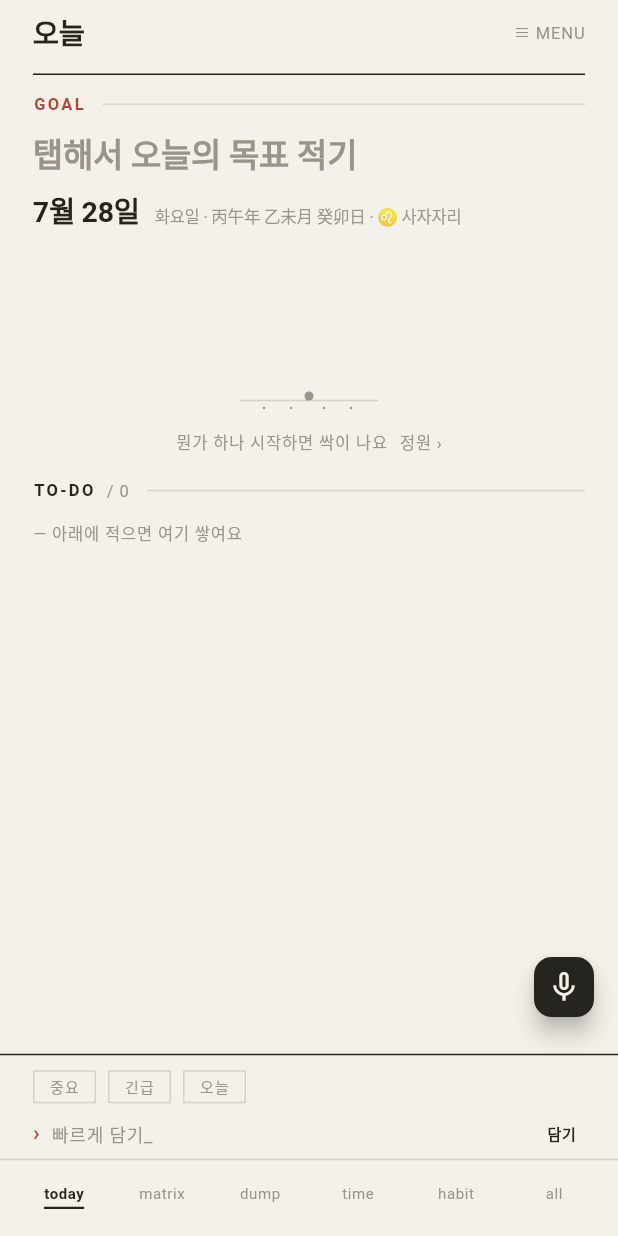
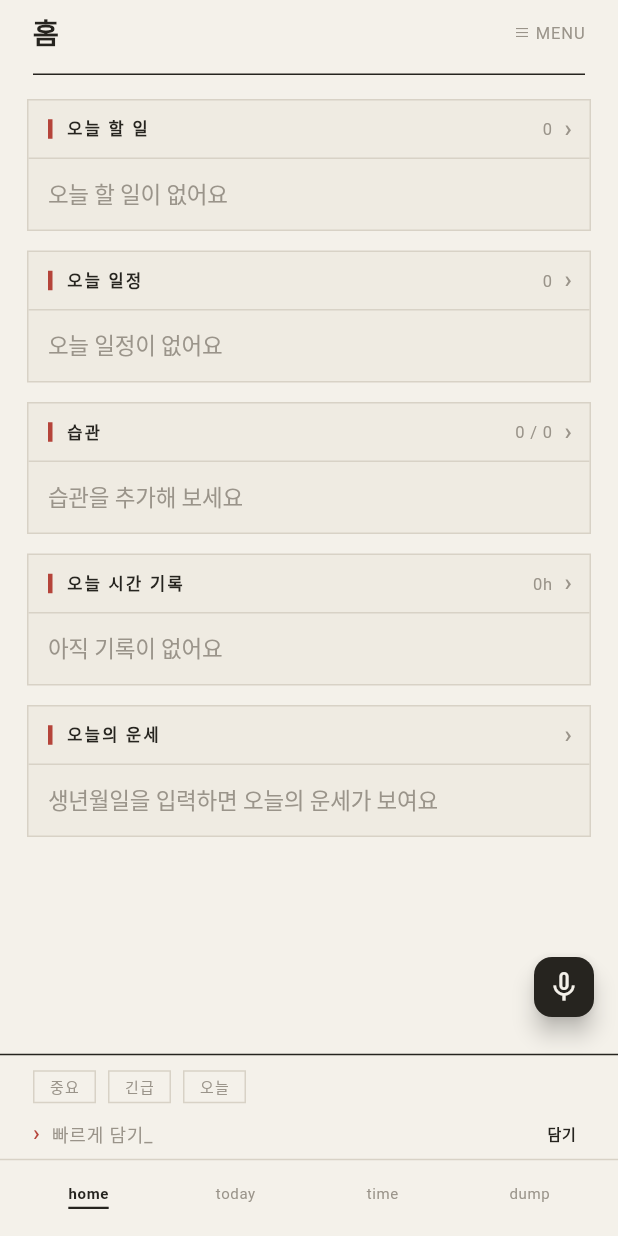
Before and after one commit to miziixx/jigoom, a Flutter app: the screen it shows after launch, on a phone screen of 412 x 824 dp. Run offline on Flutter 3.47's test engine with Material 3 defaults, Android fonts, the phone set to English and light mode, and no system bars; our stand-ins replace drift, drift_flutter, file_picker, flutter_colorpicker, flutter_local_notifications, flutter_riverpod and 6 more; missing offline and left inert: dart:html, google_mlkit_text_recognition, home_widget, receive_sharing_intent, shelf_router; accounts and stored records are empty; generated files the repository leaves out were written again.

Commit message:
feat(jigeum): 대시보드 홈을 최신 main 위에 재구축 (음성·캘린더 유지)
이전 대시보드는 오래된 커밋(f70cbcf) 위에 얹혀 음성 마이크·캘린더 수동
동기화 등 최신 기능이 빠져 있었음. 진짜 최신 main(b444878) 기준으로 다시 통합.

- features/home/home_view.dart: 카드형 대시보드(할일·일정·습관·시간·운세) +
  길게 눌러 드래그 재정렬(Settings kv 저장)
- app.dart: 홈(index 6)을 기본 착지 화면으로, 하단탭 home·today·time·dump,
  matrix·습관·전체는 ≡ MENU로. GlobalMicButton(음성 FAB)·하이브리드 라우팅·
  QuickCaptureBar·캘린더 수동 동기화는 그대로 유지
- ci(jigeum): 대시보드 브랜치 빌드+프리뷰 릴리즈

Co-Authored-By: Claude Opus 4.8 <noreply@anthropic.com>
Claude-Session: https://claude.ai/code/session_01Lm4D7FQwqYJL6iKW6T1YKq

```diff
--- a/jigeum/lib/app.dart
+++ b/jigeum/lib/app.dart
@@ -13,6 +13,7 @@ import 'features/capture/quick_capture_bar.dart';
 import 'features/capture/quick_capture_input.dart';
 import 'features/fortune/fortune_view.dart';
 import 'features/habit/habit_view.dart';
+import 'features/home/home_view.dart';
 import 'features/matrix/matrix_view.dart';
 import 'features/outline/outline_screen.dart';
 import 'features/schedule/calendar_view.dart';
@@ -35,7 +36,8 @@ class AppShell extends ConsumerStatefulWidget {
 }
 
 class _AppShellState extends ConsumerState<AppShell> {
-  int _index = 0;
+  // 6 = 홈(대시보드). 기존 탭 인덱스(0~5)는 그대로 유지해 음성/FAB 로직 보존.
+  int _index = 6;
 
   @override
   void initState() {
@@ -118,8 +120,15 @@ class _AppShellState extends ConsumerState<AppShell> {
       ));
   }
 
-  static const _titles = ['오늘', '매트릭스', '쏟아내기', '일과', '습관', '전체'];
-  static const _navLabels = ['today', 'matrix', 'dump', 'time', 'habit', 'all'];
+  static const _titles = ['오늘', '매트릭스', '쏟아내기', '일과', '습관', '전체', '홈'];
+
+  /// 하단에 노출하는 탭 (인덱스, 라벨) — 6개를 4개로 정리. 나머지는 ≡ MENU.
+  static const _bottomTabs = <(int, String)>[
+    (6, 'home'),
+    (0, 'today'),
+    (3, 'time'),
+    (2, 'dump'),
+  ];
 
   /// 하이브리드 음성 라우팅용 — 각 탭에서 "단서 없는 말"이 보류함 대신 갈 홈.
   /// 보류함으로 직행하는 일을 최소화한다: 쏟아내기(2)만 대기줄로 따로 처리하고,
@@ -140,6 +149,11 @@ class _AppShellState extends ConsumerState<AppShell> {
       2 => const DumpView(),
       3 => const TimeHub(),
       4 => const HabitView(),
+      6 => HomeView(
+          onOpenTab: (i) => setState(() => _index = i),
+          onOpenCalendar: _openCalendar,
+          onOpenFortune: _openFortune,
+        ),
       _ => const AllView(),
     };
 
@@ -227,10 +241,10 @@ class _AppShellState extends ConsumerState<AppShell> {
           padding: const EdgeInsets.symmetric(horizontal: 10, vertical: 4),
           child: Row(
             children: [
-              for (var i = 0; i < _navLabels.length; i++)
+              for (final tab in _bottomTabs)
                 Expanded(
                   child: GestureDetector(
-                    onTap: () => setState(() => _index = i),
+                    onTap: () => setState(() => _index = tab.$1),
                     behavior: HitTestBehavior.opaque,
                     child: Container(
                       alignment: Alignment.center,
@@ -241,17 +255,18 @@ class _AppShellState extends ConsumerState<AppShell> {
                         decoration: BoxDecoration(
                           border: Border(
                             bottom: BorderSide(
-                              color: _index == i ? tk.ink : Colors.transparent,
+                              color:
+                                  _index == tab.$1 ? tk.ink : Colors.transparent,
                               width: 1.5,
                             ),
                           ),
                         ),
-                        child: Text(_navLabels[i],
+                        child: Text(tab.$2,
                             maxLines: 1,
                             overflow: TextOverflow.visible,
                             style: AppText.nav(
-                                _index == i ? tk.ink : tk.inkSoft,
-                                active: _index == i)),
+                                _index == tab.$1 ? tk.ink : tk.inkSoft,
+                                active: _index == tab.$1)),
                       ),
                     ),
                   ),
@@ -335,11 +350,14 @@ class _AppShellState extends ConsumerState<AppShell> {
               Text('MENU', style: AppText.meta(tk.inkSoft, size: 10)),
               const SizedBox(height: 10),
               Container(height: 1, color: tk.ink),
-              row('01', '아웃라인', _openOutline),
-              row('02', '달력', _openCalendar),
-              row('03', '오늘의 운세', _openFortune),
-              row('04', '보류함', _openInbox),
-              row('05', '설정', _openSettings, last: true),
+              row('01', '매트릭스', () => setState(() => _index = 1)),
+              row('02', '습관', () => setState(() => _index = 4)),
+              row('03', '전체', () => setState(() => _index = 5)),
+              row('04', '아웃라인', _openOutline),
+              row('05', '달력', _openCalendar),
+              row('06', '오늘의 운세', _openFortune),
+              row('07', '보류함', _openInbox),
+              row('08', '설정', _openSettings, last: true),
             ],
           ),
         ),
--- /dev/null
+++ b/jigeum/lib/features/home/home_view.dart
@@ -0,0 +1,383 @@
+import 'package:flutter/material.dart';
+import 'package:flutter_riverpod/flutter_riverpod.dart';
+
+import '../../core/constants.dart';
+import '../../core/fortune.dart';
+import '../../core/saju.dart';
+import '../../core/settings_controller.dart';
+import '../../core/theme.dart';
+import '../../data/db.dart';
+import '../../providers.dart';
+
+/// 대시보드 홈 — 오늘 할 일·일정·습관·시간·운세를 카드로 요약한다.
+/// 카드를 길게 눌러 드래그하면 순서가 바뀌고, 순서는 Settings kv 에 저장된다.
+/// 카드를 탭하면 해당 화면(탭/달력/운세)으로 이동한다.
+/// 디자인: 지금 앱 토큰(paper/ink/mark). 카드형은 사용자 요청.
+class HomeView extends ConsumerStatefulWidget {
+  /// AppShell 탭 이동 (0=오늘, 2=쏟아내기, 3=일과/시간, 4=습관 …).
+  final void Function(int index) onOpenTab;
+  final VoidCallback onOpenCalendar;
+  final VoidCallback onOpenFortune;
+
+  const HomeView({
+    super.key,
+    required this.onOpenTab,
+    required this.onOpenCalendar,
+    required this.onOpenFortune,
+  });
+
+  @override
+  ConsumerState<HomeView> createState() => _HomeViewState();
+}
+
+class _HomeViewState extends ConsumerState<HomeView> {
+  static const _orderKey = 'dashboard_card_order_v1';
+  static const _defaultOrder = ['todo', 'schedule', 'habit', 'time', 'fortune'];
+
+  List<String> _order = List.of(_defaultOrder);
+
+  static String _hhmm(int min) =>
+      '${(min ~/ 60).toString().padLeft(2, '0')}:${(min % 60).toString().padLeft(2, '0')}';
+
+  @override
+  void initState() {
+    super.initState();
+    _loadOrder();
+  }
+
+  Future<void> _loadOrder() async {
+    final db = ref.read(dbProvider);
+    final row =
+        await (db.select(db.settings)..where((s) => s.key.equals(_orderKey)))
+            .getSingleOrNull();
+    final saved = row?.value;
+    if (!mounted) return;
+    if (saved == null || saved.isEmpty) return;
+    final ids = saved.split(',').where(_defaultOrder.contains).toList();
+    for (final d in _defaultOrder) {
+      if (!ids.contains(d)) ids.add(d); // 새 카드가 생기면 끝에 편입
+    }
+    setState(() => _order = ids);
+  }
+
+  Future<void> _saveOrder() async {
+    final db = ref.read(dbProvider);
+    await db.into(db.settings).insertOnConflictUpdate(
+        SettingsCompanion.insert(key: _orderKey, value: _order.join(',')));
+  }
+
+  void _onReorder(int oldIndex, int newIndex) {
+    setState(() {
+      if (newIndex > oldIndex) newIndex -= 1;
+      final moved = _order.removeAt(oldIndex);
+      _order.insert(newIndex, moved);
+    });
+    _saveOrder();
+  }
+
+  @override
+  Widget build(BuildContext context) {
+    final tk = t(context);
+    final today = todayDate();
+
+    final todos = (ref.watch(todayNodesProvider).valueOrNull ?? const <Node>[])
+        .where((n) => n.type != 'memo')
+        .toList();
+    final schedules = [
+      ...(ref.watch(schedulesForDateProvider(today)).valueOrNull ??
+          const <Schedule>[])
+    ]..sort((a, b) => a.startMin.compareTo(b.startMin));
+    final habits = ref.watch(habitsProvider).valueOrNull ?? const <Habit>[];
+    final ticks = ref.watch(habitTicksOnDateProvider(today)).valueOrNull ??
+        const <HabitTick>[];
+    final blocks = ref.watch(timeBlocksForDateProvider(today)).valueOrNull ??
+        const <TimeBlock>[];
+    final settings = ref.watch(settingsProvider);
+
+    final cards = <String, Widget>{
+      'todo': _card(tk,
+          label: '오늘 할 일',
+          count: '${todos.length}',
+          onTap: () => widget.onOpenTab(0),
+          child: _todoBody(tk, todos)),
+      'schedule': _card(tk,
+          label: '오늘 일정',
+          count: '${schedules.length}',
+          onTap: widget.onOpenCalendar,
+          child: _scheduleBody(tk, schedules)),
+      'habit': _card(tk,
+          label: '습관',
+          count:
+              '${ticks.map((e) => e.habitId).toSet().length} / ${habits.length}',
+          onTap: () => widget.onOpenTab(4),
+          child: _habitBody(tk, habits, ticks)),
+      'time': _card(tk,
+          label: '오늘 시간 기록',
+          count: _timeCount(blocks),
+          onTap: () => widget.onOpenTab(3),
+          child: _timeBody(tk, blocks)),
+      'fortune': _card(tk,
+          label: '오늘의 운세',
+          count: '',
+          onTap: widget.onOpenFortune,
+          child: _fortuneBody(tk, settings)),
+    };
+
+    return ReorderableListView(
+      padding: const EdgeInsets.fromLTRB(18, 16, 18, 24),
+      onReorder: _onReorder,
+      proxyDecorator: (child, i, a) =>
+          Material(color: Colors.transparent, child: child),
+      children: [
+        for (final id in _order)
+          Padding(
+            key: ValueKey(id),
+            padding: const EdgeInsets.only(bottom: 13),
+            child: cards[id] ?? const SizedBox.shrink(),
+          ),
+      ],
+    );
+  }
+
+  // ── 카드 셸 ──────────────────────────────────────────────
+  Widget _card(
+    AppTokens tk, {
+    required String label,
+    required String count,
+    required VoidCallback onTap,
+    required Widget child,
+  }) {
+    return GestureDetector(
+      behavior: HitTestBehavior.opaque,
+      onTap: onTap,
+      child: Container(
+        decoration: BoxDecoration(
+          color: tk.paper2,
+          border: Border.all(color: tk.line),
+        ),
+        child: Column(
+          crossAxisAlignment: CrossAxisAlignment.start,
+          children: [
+            Container(
+              padding: const EdgeInsets.fromLTRB(13, 11, 12, 11),
+              decoration: BoxDecoration(
+                border: Border(bottom: BorderSide(color: tk.line)),
+              ),
+              child: Row(
+                children: [
+                  Container(width: 3, height: 13, color: tk.mark),
+                  const SizedBox(width: 9),
+                  Expanded(child: Text(label, style: AppText.sec(tk.ink))),
+                  if (count.isNotEmpty)
+                    Padding(
+                      padding: const EdgeInsets.only(right: 8),
+                      child: Text(count, style: AppText.meta(tk.inkSoft)),
+                    ),
+                  Text('›', style: AppText.glyph(tk.inkSoft, size: 16)),
+                ],
+              ),
+            ),
+            Padding(
+              padding: const EdgeInsets.fromLTRB(13, 12, 13, 13),
+              child: child,
+            ),
+          ],
+        ),
+      ),
+    );
+  }
+
+  Widget _empty(AppTokens tk, String text) =>
+      Text(text, style: AppText.body(tk.inkSoft));
+
+  // ── 할 일 ───────────────────────────────────────────────
+  Widget _todoBody(AppTokens tk, List<Node> todos) {
+    if (todos.isEmpty) return _empty(tk, '오늘 할 일이 없어요');
+    final shown = todos.take(4).toList();
+    return Column(
+      crossAxisAlignment: CrossAxisAlignment.start,
+      children: [
+        for (var i = 0; i < shown.length; i++) ...[
+          if (i > 0) const SizedBox(height: 9),
+          Row(
+            children: [
+              Text('□', style: AppText.glyph(tk.ink, size: 15)),
+              const SizedBox(width: 11),
+              Expanded(
+                child: Text(
+                  shown[i].title,
+                  maxLines: 1,
+                  overflow: TextOverflow.ellipsis,
+                  style: AppText.body(tk.ink),
+                ),
+              ),
+              if (shown[i].urgent)
+                Text('URGENT', style: AppText.meta(tk.mark, size: 10))
+              else if (shown[i].important)
+                Text('IMPORTANT', style: AppText.meta(tk.inkSoft, size: 10)),
+            ],
+          ),
+        ],
+        if (todos.length > shown.length) ...[
+          const SizedBox(height: 9),
+          Text('+${todos.length - shown.length}개 더',
+              style: AppText.meta(tk.inkSoft)),
+        ],
+      ],
+    );
+  }
+
+  // ── 일정 ────────────────────────────────────────────────
+  Widget _scheduleBody(AppTokens tk, List<Schedule> schedules) {
+    if (schedules.isEmpty) return _empty(tk, '오늘 일정이 없어요');
+    final shown = schedules.take(3).toList();
+    return Column(
+      crossAxisAlignment: CrossAxisAlignment.start,
+      children: [
+        for (var i = 0; i < shown.length; i++) ...[
+          if (i > 0) const SizedBox(height: 9),
+          Row(
+            children: [
+              SizedBox(
+                width: 46,
+                child: Text(
+                  shown[i].allDay ? '종일' : _hhmm(shown[i].startMin),
+                  style: AppText.meta(tk.ink, size: 12),
+                ),
+              ),
+              const SizedBox(width: 10),
+              Expanded(
+                child: Text(
+                  shown[i].title,
+                  maxLines: 1,
+                  overflow: TextOverflow.ellipsis,
+                  style: AppText.body(tk.ink),
+                ),
+              ),
+            ],
+          ),
+        ],
+        if (schedules.length > shown.length) ...[
+          const SizedBox(height: 9),
+          Text('+${schedules.length - shown.length}건 더',
+              style: AppText.meta(tk.inkSoft)),
+        ],
+      ],
+    );
+  }
+
+  // ── 습관 ────────────────────────────────────────────────
+  Widget _habitBody(AppTokens tk, List<Habit> habits, List<HabitTick> ticks) {
+    if (habits.isEmpty) return _empty(tk, '습관을 추가해 보세요');
+    final doneIds = ticks.map((e) => e.habitId).toSet();
+    final shown = habits.take(4).toList();
+    return Column(
+      crossAxisAlignment: CrossAxisAlignment.start,
+      children: [
+        for (var i = 0; i < shown.length; i++) ...[
+          if (i > 0) const SizedBox(height: 9),
+          Row(
+            children: [
+              Text(
+                doneIds.contains(shown[i].id) ? '■' : '□',
+                style: AppText.glyph(
+                    doneIds.contains(shown[i].id) ? tk.ink : tk.inkSoft,
+                    size: 15),
+              ),
+              const SizedBox(width: 11),
+              Expanded(
+                child: Text(
+                  shown[i].title,
+                  maxLines: 1,
+                  overflow: TextOverflow.ellipsis,
+                  style: AppText.body(tk.ink),
+                ),
+              ),
+            ],
+          ),
+        ],
+        if (habits.length > shown.length) ...[
+          const SizedBox(height: 9),
+          Text('+${habits.length - shown.length}개 더',
+              style: AppText.meta(tk.inkSoft)),
+        ],
+      ],
+    );
+  }
+
+  // ── 시간 ────────────────────────────────────────────────
+  String _timeCount(List<TimeBlock> blocks) {
+    final filled = blocks.where((b) => b.content.trim().isNotEmpty).length;
+    final h = filled * 0.5;
+    return '${h.toStringAsFixed(h.truncateToDouble() == h ? 0 : 1)}h';
+  }
+
+  Widget _timeBody(AppTokens tk, List<TimeBlock> blocks) {
+    final filledHours = <int>{};
+    for (final b in blocks) {
+      if (b.content.trim().isNotEmpty) filledHours.add(b.block ~/ 2);
+    }
+    if (filledHours.isEmpty) return _empty(tk, '아직 기록이 없어요');
+    return Column(
+      crossAxisAlignment: CrossAxisAlignment.start,
+      children: [
+        SizedBox(
+          height: 22,
+          child: Row(
+            children: [
+              for (var hr = 0; hr < 24; hr++) ...[
+                if (hr > 0) const SizedBox(width: 2),
+                Expanded(
+                  child: Container(
+                    height: 22,
+                    color: filledHours.contains(hr) ? tk.ink : tk.line,
+                  ),
+                ),
+              ],
+            ],
+          ),
+        ),
+        const SizedBox(height: 8),
+        Text('0시 – 24시 · 기록된 시간대', style: AppText.meta(tk.inkSoft)),
+      ],
+    );
+  }
+
+  // ── 운세 ────────────────────────────────────────────────
+  Widget _fortuneBody(AppTokens tk, AppSettings settings) {
+    if (!settings.hasBirth) {
+      return _empty(tk, '생년월일을 입력하면 오늘의 운세가 보여요');
+    }
+    final chart = computeSaju(
+      settings.birth!,
+      hasHour: settings.birthHasTime,
+      longitude: settings.birthLongitude,
+      male: settings.birthMale,
+    );
+    final f = computeDailyFortune(chart, DateTime.now());
+    final cats = f.categories.take(3).toList();
+    return Column(
+      crossAxisAlignment: CrossAxisAlignment.start,
+      children: [
+        Text('오늘 ${f.overall}점 · ${f.overallGrade}',
+            style: AppText.body(tk.ink)),
+        const SizedBox(height: 9),
+        for (var i = 0; i < cats.length; i++) ...[
+          if (i > 0) const SizedBox(height: 7),
+          Row(
+            children: [
+              Expanded(
+                child: Text('${cats[i].glyph} ${cats[i].title}',
+                    maxLines: 1,
+                    overflow: TextOverflow.ellipsis,
+                    style: AppText.body(tk.ink)),
+              ),
+              const SizedBox(width: 8),
+              Text('${cats[i].score}', style: AppText.meta(tk.inkSoft, size: 12)),
+            ],
+          ),
+        ],
+      ],
+    );
+  }
+}
```
Also changed, not shown: 1 other file.
